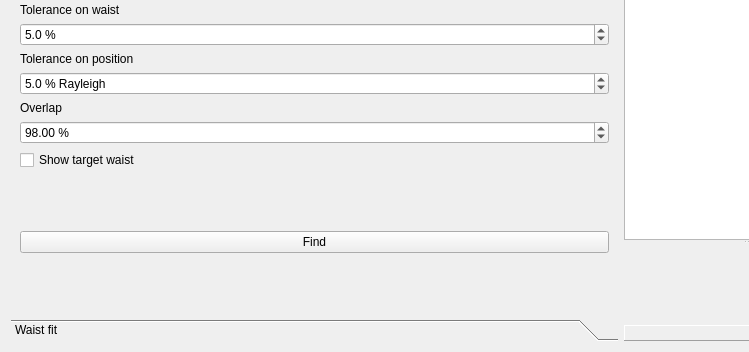
Before: the Qt Designer form gui/GaussianBeamForm.ui in krokosik/GaussianBeam, drawn with Qt 5; both pictures show x 0 to 749 and y 254 to 606 of the 891 by 606 pixel window.
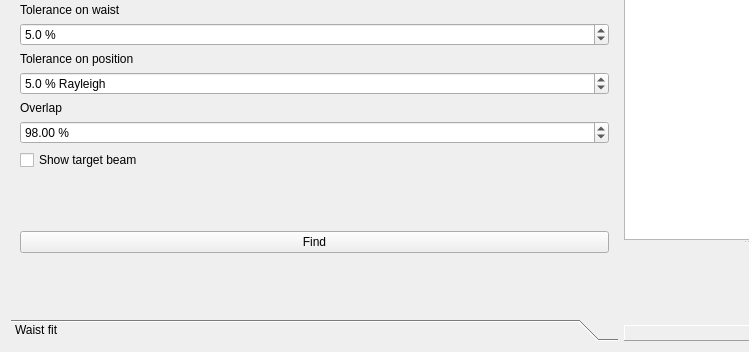
After: the same form once the commit is applied.

```diff
--- a/gui/GaussianBeamForm.ui
+++ b/gui/GaussianBeamForm.ui
@@ -263,7 +263,7 @@
           <x>0</x>
           <y>0</y>
           <width>591</width>
-          <height>505</height>
+          <height>476</height>
          </rect>
         </property>
         <attribute name="label" >
@@ -400,7 +400,7 @@
          <item>
           <widget class="QCheckBox" name="checkBox_ShowTargetWaist" >
            <property name="text" >
-            <string>Show target waist</string>
+            <string>Show target beam</string>
            </property>
           </widget>
          </item>
```
Left out of the diff: 10 changed lines with no effect on the pictures.
